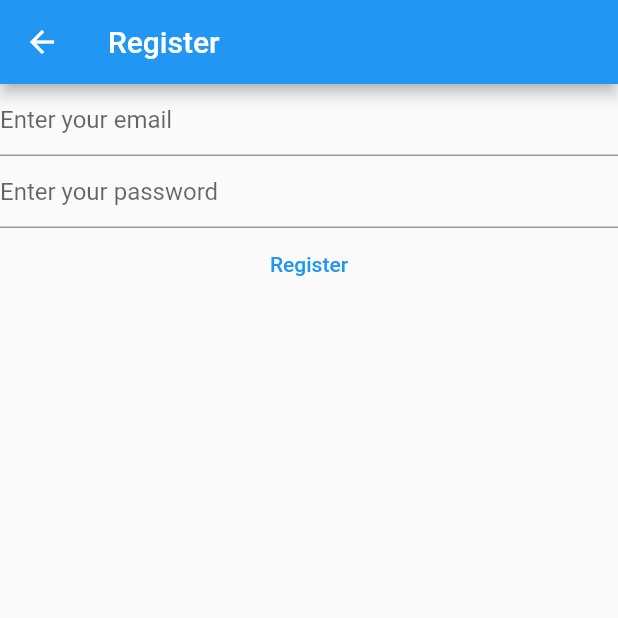
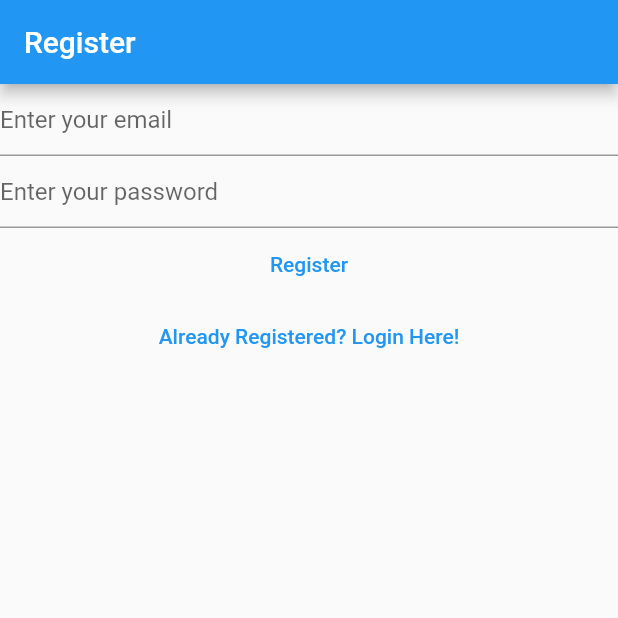
Before and after one commit to SurvePranav/makenote, a Flutter app: the RegisterView screen opened directly, on a phone screen of 412 x 824 dp, the top half of it. Run offline on Flutter 3.47's test engine with Material 2 defaults, Android fonts, the light colour scheme and no system bars; our stand-ins replace firebase_auth, firebase_core; accounts and stored records are empty.

Commit message:
linked register-login

```diff
--- a/lib/views/register_view.dart
+++ b/lib/views/register_view.dart
@@ -1,7 +1,5 @@
 import 'package:firebase_auth/firebase_auth.dart';
-import 'package:firebase_core/firebase_core.dart';
 import 'package:flutter/material.dart';
-import '../firebase_options.dart';
 
 class RegisterView extends StatefulWidget {
   const RegisterView({super.key});
@@ -34,14 +32,7 @@
       appBar: AppBar(
         title: const Text('Register'),
       ),
-      body: FutureBuilder(
-        future: Firebase.initializeApp(
-          options: DefaultFirebaseOptions.currentPlatform,
-        ),
-        builder: (context, snapshot) {
-          switch (snapshot.connectionState) {
-            case ConnectionState.done:
-              return Column(
+      body: Column(
         children: [
           TextField(
             controller: _email,
@@ -83,14 +74,14 @@
             },
             child: const Text('Register'),
           ),
+          TextButton(
+            onPressed: () {
+              Navigator.pushNamedAndRemoveUntil(
+                  context, '/login/', (route) => false);
+            },
+            child: const Text('Already Registered? Login Here!'),
+          )
         ],
-              );
-            default:
-              return const Text(
-                'loading.....',
-              );
-          }
-        },
       ),
     );
   }
```
Also changed, not shown: lib/main.dart (+22 -11 lines), lib/views/login_view.dart (+11 -17 lines), lib/views/verify_email_view.dart (added, +32 -0 lines). Lines whose indentation alone changed are shown as unchanged.
